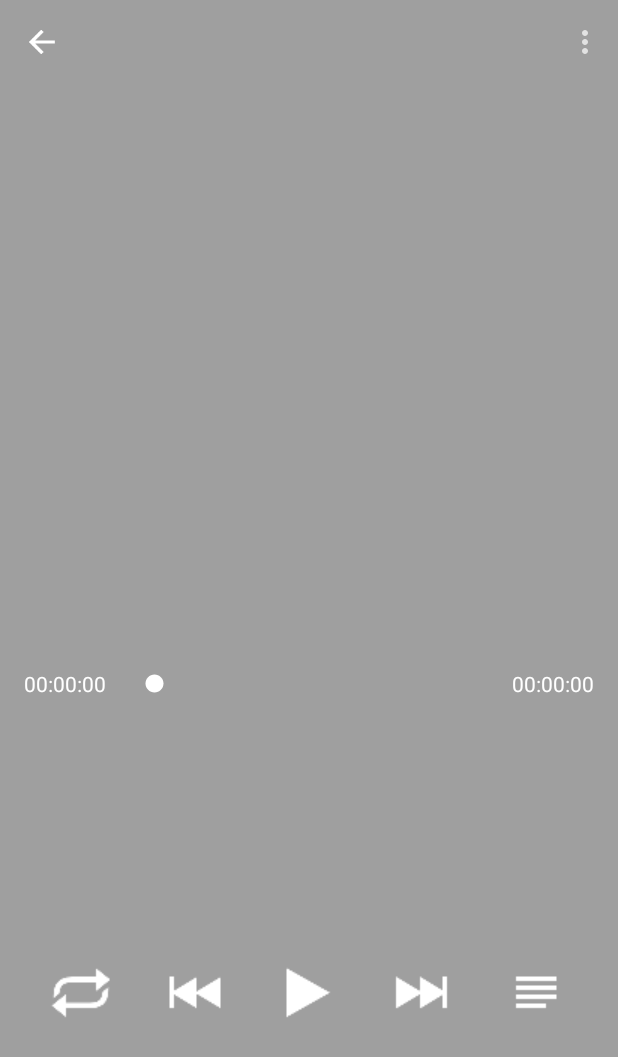
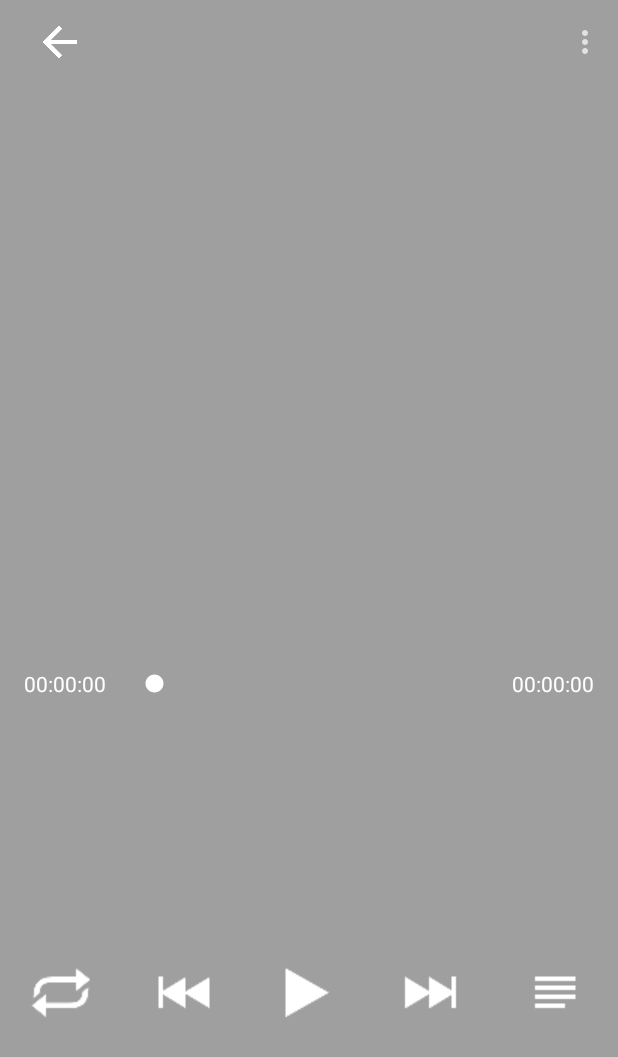
Before and after one commit to sachil/Uplayer, an Android app: the PlayerActivity screen opened directly, with no data from a screen before it, on a phone screen of 412 x 824 dp. Shown: the top 1057 px of the screen. Run offline under Robolectric (Android 15) with nearby library versions, the phone set to English and light mode, and no system bars; libraries missing offline, so code that uses them is left out: android.support.v7, com.facebook.common, com.facebook.datasource, com.facebook.drawee, com.facebook.imagepipeline and 1 more; plain views replace PercentRelativeLayout, SimpleDraweeView; network calls fail; 4 statements that could not run were skipped.

Commit message:
Update the playlist function and fix some bugs.

```diff
--- a/app/src/main/java/com/github/sachil/uplayer/database/DatabaseHelper.java
+++ b/app/src/main/java/com/github/sachil/uplayer/database/DatabaseHelper.java
@@ -45,6 +45,7 @@ public class DatabaseHelper extends SQLiteOpenHelper {
 				+ ITEM_URI + " TEXT, "
 				+ MediaStore.Audio.AudioColumns.DURATION + " TEXT,"
 				+ MediaStore.MediaColumns.MIME_TYPE + " TEXT,"
+				+ MediaStore.MediaColumns.DATA + " TEXT, "
 				+ MediaStore.MediaColumns.SIZE + " INTEGER);";
 
 		db.execSQL(request);
--- a/app/src/main/java/com/github/sachil/uplayer/ui/PlaybarManager.java
+++ b/app/src/main/java/com/github/sachil/uplayer/ui/PlaybarManager.java
@@ -42,7 +42,6 @@ public class PlaybarManager implements View.OnClickListener {
 		mContext = context;
 		createView(contentView);
 		mPlaylistManager = PlaylistManager.newInstance(mContext);
-		mPlaylistManager.queryList();
 		if (!EventBus.getDefault().isRegistered(this))
 			EventBus.getDefault().register(this);
 	}
--- a/app/src/main/java/com/github/sachil/uplayer/ui/PlayerActivity.java
+++ b/app/src/main/java/com/github/sachil/uplayer/ui/PlayerActivity.java
@@ -71,6 +71,7 @@ public class PlayerActivity extends AppCompatActivity
 	private TimerTask mPositionTask = null;
 	private Controller mController = null;
 	private TransportState mState = TransportState.NO_MEDIA_PRESENT;
+	private PlaylistManager mManager = null;
 
 	@Override
 	protected void onCreate(Bundle savedInstanceState) {
@@ -80,7 +81,7 @@ public class PlayerActivity extends AppCompatActivity
 		initView();
 		mController = MusicService.getInstance().getController();
 		mController.registerLastChange();
-
+		mManager = PlaylistManager.newInstance(mContext);
 	}
 
 	@Override
@@ -149,7 +150,7 @@ public class PlayerActivity extends AppCompatActivity
 
 			break;
 		case R.id.player_playlist:
-
+			mManager.showPlaylistView(findViewById(R.id.player_control_layout));
 			break;
 		}
 	}
--- a/app/src/main/java/com/github/sachil/uplayer/ui/content/PlaylistView.java
+++ b/app/src/main/java/com/github/sachil/uplayer/ui/content/PlaylistView.java
@@ -3,6 +3,7 @@ package com.github.sachil.uplayer.ui.content;
 import android.app.Activity;
 import android.content.Context;
 import android.graphics.drawable.ColorDrawable;
+import android.support.v7.widget.DefaultItemAnimator;
 import android.support.v7.widget.LinearLayoutManager;
 import android.support.v7.widget.RecyclerView;
 import android.util.DisplayMetrics;
@@ -54,6 +55,7 @@ public class PlaylistView extends PopupWindow implements View.OnClickListener {
 		mRecyclerView.setLayoutManager(new LinearLayoutManager(mContext));
 		mRecyclerView.addItemDecoration(new DividerListItemDecoration(mContext,
 				DividerListItemDecoration.VERTICAL_LIST));
+		mRecyclerView.setItemAnimator(new DefaultItemAnimator());
 
 		contentView.findViewById(R.id.playlist_model).setOnClickListener(this);
 		contentView.findViewById(R.id.playlist_clear).setOnClickListener(this);
--- a/app/src/main/res/layout/activity_player.xml
+++ b/app/src/main/res/layout/activity_player.xml
@@ -26,8 +26,9 @@
 
                 <ImageView
                     android:id="@+id/player_home"
-                    android:layout_width="24dp"
-                    android:layout_height="24dp"
+                    android:layout_width="48dp"
+                    android:layout_height="48dp"
+                    android:scaleType="center"
                     android:layout_centerVertical="true"
                     android:background="?attr/selectableItemBackground"
                     android:src="@drawable/action_back"
@@ -124,15 +125,16 @@
         </RelativeLayout>
 
         <LinearLayout
+            android:id="@+id/player_control_layout"
             android:layout_width="match_parent"
             android:layout_height="match_parent"
             android:layout_below="@id/player_time_layout"
-            android:layout_margin="16dp"
             android:orientation="horizontal">
 
             <LinearLayout
                 android:layout_width="0dp"
                 android:layout_height="match_parent"
+                android:layout_margin="16dp"
                 android:layout_weight="1"
                 android:clickable="true"
                 android:gravity="center">
@@ -149,6 +151,7 @@
             <LinearLayout
                 android:layout_width="0dp"
                 android:layout_height="match_parent"
+                android:layout_margin="16dp"
                 android:layout_weight="1"
                 android:clickable="true"
                 android:gravity="center">
@@ -166,6 +169,7 @@
             <LinearLayout
                 android:layout_width="0dp"
                 android:layout_height="match_parent"
+                android:layout_margin="16dp"
                 android:layout_weight="1"
                 android:clickable="true"
                 android:gravity="center">
@@ -183,6 +187,7 @@
             <LinearLayout
                 android:layout_width="0dp"
                 android:layout_height="match_parent"
+                android:layout_margin="16dp"
                 android:layout_weight="1"
                 android:clickable="true"
                 android:gravity="center">
@@ -200,6 +205,7 @@
             <LinearLayout
                 android:layout_width="0dp"
                 android:layout_height="match_parent"
+                android:layout_margin="16dp"
                 android:layout_weight="1"
                 android:clickable="true"
                 android:gravity="center">
--- a/app/src/main/res/layout/item_grid.xml
+++ b/app/src/main/res/layout/item_grid.xml
@@ -30,8 +30,8 @@
 
             <ImageView
                 android:id="@+id/item_menu"
-                android:layout_width="40dp"
-                android:layout_height="40dp"
+                android:layout_width="48dp"
+                android:layout_height="48dp"
                 android:layout_alignParentRight="true"
                 android:layout_centerVertical="true"
                 android:layout_marginRight="16dp"
--- a/app/src/main/res/layout/item_line.xml
+++ b/app/src/main/res/layout/item_line.xml
@@ -56,8 +56,8 @@
 
         <ImageView
             android:id="@+id/item_menu"
-            android:layout_width="40dp"
-            android:layout_height="40dp"
+            android:layout_width="48dp"
+            android:layout_height="48dp"
             android:layout_alignParentRight="true"
             android:layout_centerVertical="true"
             android:layout_marginRight="16dp"
--- a/app/src/main/res/layout/item_playlist.xml
+++ b/app/src/main/res/layout/item_playlist.xml
@@ -56,8 +56,8 @@
 
         <ImageView
             android:id="@+id/playlist_delete"
-            android:layout_width="40dp"
-            android:layout_height="40dp"
+            android:layout_width="48dp"
+            android:layout_height="48dp"
             android:layout_alignParentRight="true"
             android:layout_centerVertical="true"
             android:layout_marginRight="16dp"
```
Also changed, not shown: app/src/main/java/com/github/sachil/uplayer/database/DatabaseManager.java (+60 -29 lines), app/src/main/java/com/github/sachil/uplayer/ui/PlaylistManager.java (+12 -1 lines), app/src/main/java/com/github/sachil/uplayer/ui/adapter/PlaylistAdapter.java (+24 -3 lines), app/src/main/res/layout/play_bar.xml (+4 -4 lines).
